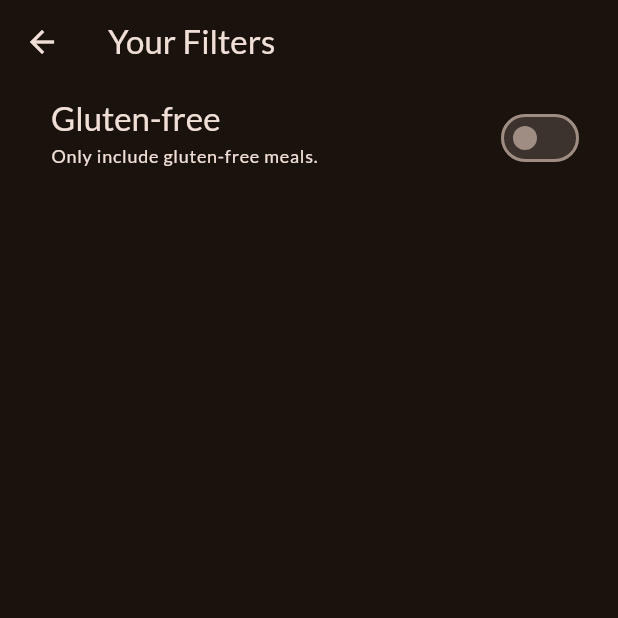
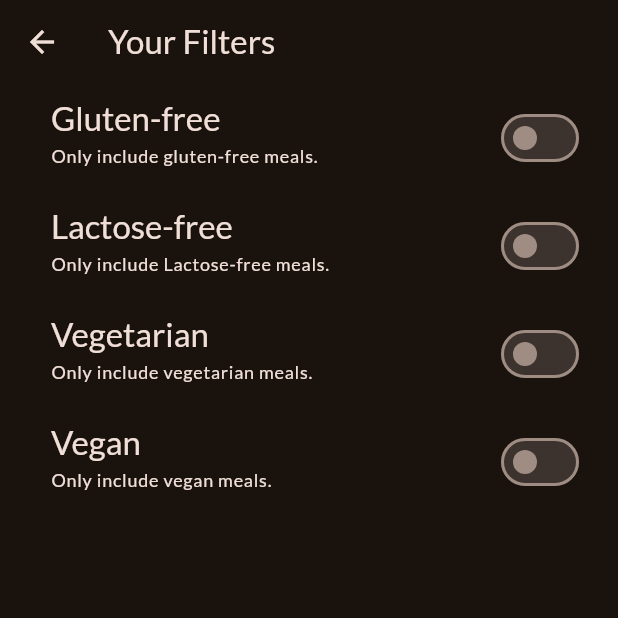
Before and after one commit to LazuardiFadhilah/MealsApp, a Flutter app: the FilterScreen screen opened directly, on a phone screen of 412 x 824 dp, the top half of it. Run offline on Flutter 3.47's test engine with Material 2 defaults, Android fonts, the phone set to English and light mode, and no system bars; our stand-ins replace google_fonts, transparent_image.

Commit message:
add items on filter

```diff
--- a/lib/screens/filters.dart
+++ b/lib/screens/filters.dart
@@ -12,6 +12,9 @@ class FilterScreen extends StatefulWidget {
 
 class _FilterScreenState extends State<FilterScreen> {
   var _glutenFreeFilterSet = false;
+  var _lactoseFreeFilterSet = false;
+  var _vegetarianFilterSet = false;
+  var _veganFilterSet = false;
 
   @override
   Widget build(BuildContext context) {
@@ -55,6 +58,72 @@ class _FilterScreenState extends State<FilterScreen> {
             activeColor: Theme.of(context).colorScheme.tertiary,
             contentPadding: const EdgeInsets.only(left: 34, right: 22),
           ),
+          SwitchListTile(
+            value: _lactoseFreeFilterSet,
+            onChanged: (isChecked) {
+              setState(() {
+                _lactoseFreeFilterSet = isChecked;
+              });
+            },
+            title: Text(
+              'Lactose-free',
+              style: Theme.of(context).textTheme.titleLarge!.copyWith(
+                    color: Theme.of(context).colorScheme.onBackground,
+                  ),
+            ),
+            subtitle: Text(
+              'Only include Lactose-free meals.',
+              style: Theme.of(context).textTheme.labelMedium!.copyWith(
+                    color: Theme.of(context).colorScheme.onBackground,
+                  ),
+            ),
+            activeColor: Theme.of(context).colorScheme.tertiary,
+            contentPadding: const EdgeInsets.only(left: 34, right: 22),
+          ),
+          SwitchListTile(
+            value: _vegetarianFilterSet,
+            onChanged: (isChecked) {
+              setState(() {
+                _vegetarianFilterSet = isChecked;
+              });
+            },
+            title: Text(
+              'Vegetarian',
+              style: Theme.of(context).textTheme.titleLarge!.copyWith(
+                    color: Theme.of(context).colorScheme.onBackground,
+                  ),
+            ),
+            subtitle: Text(
+              'Only include vegetarian meals.',
+              style: Theme.of(context).textTheme.labelMedium!.copyWith(
+                    color: Theme.of(context).colorScheme.onBackground,
+                  ),
+            ),
+            activeColor: Theme.of(context).colorScheme.tertiary,
+            contentPadding: const EdgeInsets.only(left: 34, right: 22),
+          ),
+          SwitchListTile(
+            value: _veganFilterSet,
+            onChanged: (isChecked) {
+              setState(() {
+                _veganFilterSet = isChecked;
+              });
+            },
+            title: Text(
+              'Vegan',
+              style: Theme.of(context).textTheme.titleLarge!.copyWith(
+                    color: Theme.of(context).colorScheme.onBackground,
+                  ),
+            ),
+            subtitle: Text(
+              'Only include vegan meals.',
+              style: Theme.of(context).textTheme.labelMedium!.copyWith(
+                    color: Theme.of(context).colorScheme.onBackground,
+                  ),
+            ),
+            activeColor: Theme.of(context).colorScheme.tertiary,
+            contentPadding: const EdgeInsets.only(left: 34, right: 22),
+          ),
         ],
       ),
     );
```
